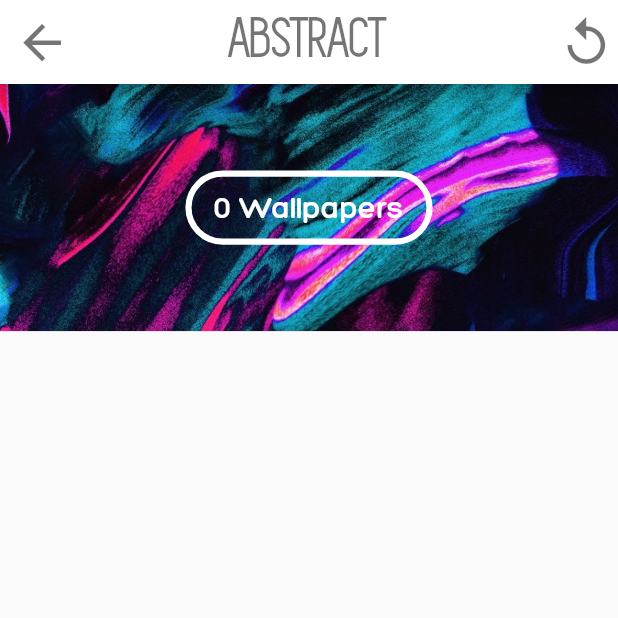
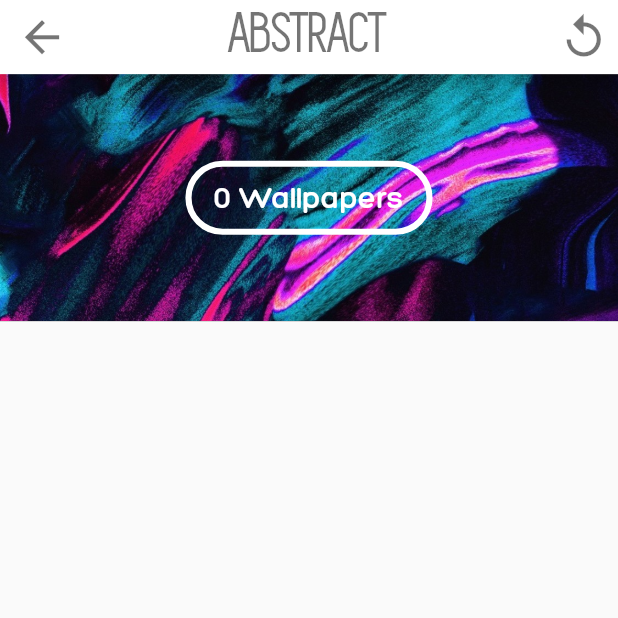
Before and after one commit to FerasHamam/LegacyWallpapers, a Flutter app: the WallpapersScreen screen opened by its route, on a phone screen of 412 x 824 dp, the top half of it. Run offline on Flutter 3.47's test engine with Material 2 defaults, Android fonts, the phone set to English and light mode, and no system bars; drawn by our look-alikes of auto_size_text; our stand-ins replace cached_network_image, flutter_cache_manager, flutter_screenutil, image_gallery_saver, preload_page_view, sqflite; missing offline and left inert: wallpaper_manager; accounts and stored records are empty; network calls fail.

Commit message:
version 1.0.1

```diff
--- a/lib/main.dart
+++ b/lib/main.dart
@@ -16,6 +16,9 @@ import 'screens/WallpapersScreen.dart';
 
 void main() async {
   WidgetsFlutterBinding.ensureInitialized();
+  SystemChrome.setSystemUIOverlayStyle(
+    SystemUiOverlayStyle(systemNavigationBarColor: Colors.black),
+  );
   SystemChrome.setPreferredOrientations([
     DeviceOrientation.portraitUp,
     DeviceOrientation.portraitDown,
@@ -46,7 +49,7 @@ class MyApp extends StatelessWidget {
               textTheme: TextTheme(
                 headline6: TextStyle(
                     fontFamily: 'Simplifica',
-                    fontSize: 35,
+                    fontSize: 30.sp,
                     color: Color(0xCCffffff),
                     fontWeight: FontWeight.bold),
               ),
--- a/lib/screens/LoadingScreen.dart
+++ b/lib/screens/LoadingScreen.dart
@@ -10,7 +10,7 @@ class LoadingScreen extends StatelessWidget {
         .appBarTheme
         .textTheme!
         .headline6!
-        .copyWith(fontWeight: FontWeight.bold);
+        .copyWith(fontWeight: FontWeight.bold, fontSize: 35);
     Provider.of<Wallpapers>(context, listen: false).types.forEach(
       (type) {
         precacheImage(AssetImage("lib/assets/images/$type.jpg"), context);
--- a/lib/screens/TypesScreen.dart
+++ b/lib/screens/TypesScreen.dart
@@ -1,6 +1,7 @@
 import 'package:flutter/animation.dart';
 import 'package:flutter/material.dart';
 import 'package:provider/provider.dart';
+import 'package:flutter/services.dart';
 //providers
 import '../providers/wallpapers.dart';
 //items
@@ -81,7 +82,7 @@ class _TypesScreenState extends State<TypesScreen>
             Divider(
               height: 2.sp,
               thickness: 4.sp,
-              color: const Color(0x77ffffff),
+              color: const Color(0x99ffffff),
             ),
             SizedBox(
               height: deviceSize.height * 0.05,
--- a/lib/screens/WallpapersScreen.dart
+++ b/lib/screens/WallpapersScreen.dart
@@ -1,3 +1,5 @@
+// ignore: import_of_legacy_library_into_null_safe
+import 'package:auto_size_text/auto_size_text.dart';
 import 'package:flutter/material.dart';
 import '../providers/wallpapers.dart';
 import '../screens/Initial.dart';
@@ -25,10 +27,11 @@ class _WallpapersScreenState extends State<WallpapersScreen> {
 
     return Scaffold(
       appBar: AppBar(
+        toolbarHeight: deviceSize.height * 0.06,
         leading: IconButton(
           icon: Icon(
             Icons.arrow_back_sharp,
-            size: 110.sp,
+            size: 100.sp,
             color: Colors.black54,
           ),
           onPressed: () {
@@ -36,9 +39,15 @@ class _WallpapersScreenState extends State<WallpapersScreen> {
           },
         ),
         backgroundColor: Colors.white,
-        title: Text(
-          _currentTypeName.toUpperCase(),
-          style: TextStyle(color: Colors.black54, fontSize: 110.sp),
+        title: Container(
+          alignment: Alignment.center,
+          width: (_currentTypeName.length * 40).w,
+          height: (deviceSize.height * 0.14).h,
+          child: AutoSizeText(
+            _currentTypeName.toUpperCase(),
+            style: TextStyle(color: Colors.black54, fontSize: 110.sp),
+            maxLines: 1,
+          ),
         ),
         centerTitle: true,
         actions: [
@@ -48,7 +57,7 @@ class _WallpapersScreenState extends State<WallpapersScreen> {
               },
               icon: Icon(
                 Icons.replay_sharp,
-                size: 110.sp,
+                size: 100.sp,
                 color: Colors.black54,
               ))
         ],
@@ -61,6 +70,7 @@ class _WallpapersScreenState extends State<WallpapersScreen> {
             centerTitle: true,
             expandedHeight: deviceSize.height * 0.2,
             flexibleSpace: Container(
+              height: deviceSize.height * 0.2,
               padding: EdgeInsets.only(
                   top: deviceSize.height * 0.07,
                   bottom: deviceSize.height * 0.07,
--- a/lib/widgets/TypeWidgets/CountingWidget.dart
+++ b/lib/widgets/TypeWidgets/CountingWidget.dart
@@ -1,3 +1,4 @@
+// ignore: import_of_legacy_library_into_null_safe
 import 'package:auto_size_text/auto_size_text.dart';
 import 'package:flutter/material.dart';
 import 'package:flutter_screenutil/flutter_screenutil.dart';
--- a/lib/widgets/TypeWidgets/TypeName.dart
+++ b/lib/widgets/TypeWidgets/TypeName.dart
@@ -1,5 +1,6 @@
 import 'package:flutter/material.dart';
 import 'package:flutter_screenutil/flutter_screenutil.dart';
+// ignore: import_of_legacy_library_into_null_safe
 import 'package:auto_size_text/auto_size_text.dart';
 
 class AnimatedText extends StatefulWidget {
--- a/lib/widgets/WallpapersWidgets/CountingWidgetBorder.dart
+++ b/lib/widgets/WallpapersWidgets/CountingWidgetBorder.dart
@@ -1,3 +1,4 @@
+// ignore: import_of_legacy_library_into_null_safe
 import 'package:auto_size_text/auto_size_text.dart';
 import 'package:flutter/material.dart';
 import 'package:flutter_screenutil/flutter_screenutil.dart';
```
Also changed, not shown: lib/screens/FavoriteScreen.dart (+17 -8 lines), lib/widgets/TypeWidgets/AppbarWidget.dart (+15 -17 lines), 1 other file.
